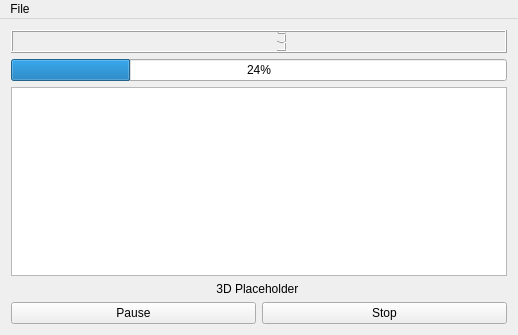
First picture: the form in rupee_app/ui/progress.ui, repository jesperBKR/P4, before the edit.
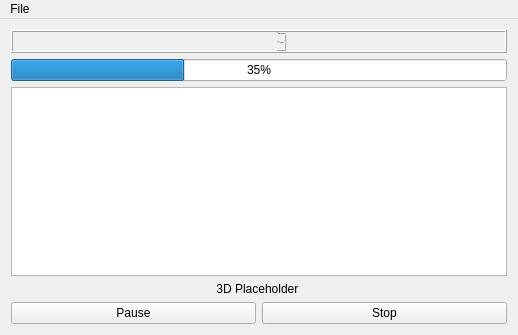
Second picture: the form after the edit.

Commit message: Added buttons in UI for further development. Progress.cpp window closes after exercise is done, but newstuff.cpp still keeps publishing the data. Progressbar works as intended. Switch reps_count = secs - 1 with the JACO_feedback.

```diff
--- a/rupee_app/ui/progress.ui
+++ b/rupee_app/ui/progress.ui
@@ -80,7 +80,10 @@
     <item row="1" column="0">
      <widget class="QProgressBar" name="progressBar">
       <property name="value">
-       <number>24</number>
+       <number>35</number>
+      </property>
+      <property name="format">
+       <string>%p%</string>
       </property>
      </widget>
     </item>
```
Left out of the diff: 2 changed lines with no effect on the pictures. The commit also changes 4 other files.
